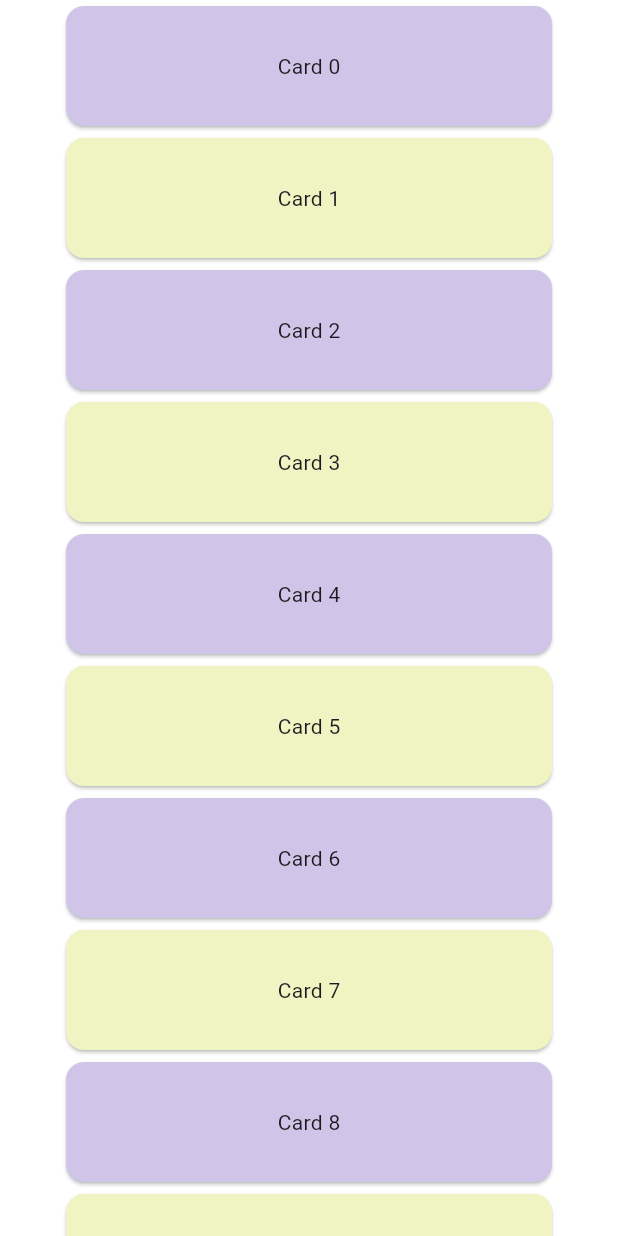
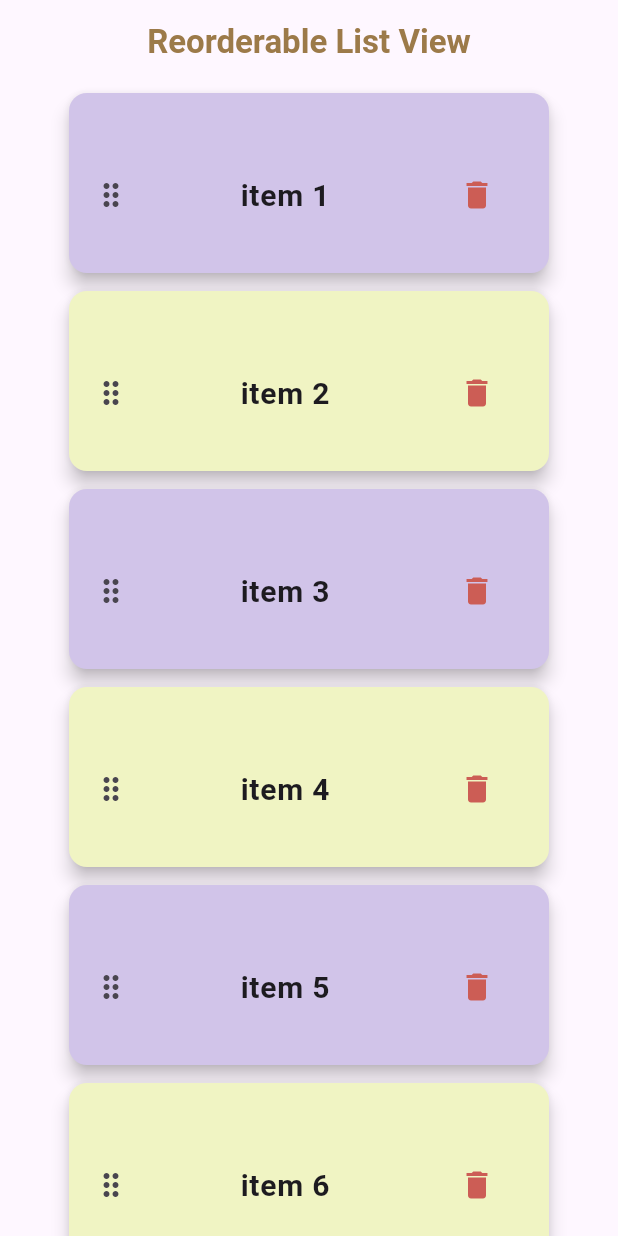
Before and after one commit to azix-khan/Reorderable-List-View-Widget, a Flutter app: the screen it shows after launch, on a phone screen of 412 x 824 dp. Run offline on Flutter 3.47's test engine with Material 3 defaults, Android fonts, the light colour scheme and no system bars.

Commit message:
dragging the item to the new index

```diff
--- a/lib/main.dart
+++ b/lib/main.dart
@@ -12,11 +12,20 @@
   Widget build(BuildContext context) {
     return MaterialApp(
       title: 'Flutter Reorderable List View widget',
-      theme: ThemeData(
-        colorScheme: ColorScheme.fromSeed(seedColor: Colors.deepPurple),
-        useMaterial3: true,
+      debugShowCheckedModeBanner: false,
+      home: Scaffold(
+        appBar: AppBar(
+          title: const Text(
+            'Reorderable List View',
+            style: TextStyle(
+              color: Color.fromARGB(255, 156, 122, 73),
+              fontWeight: FontWeight.bold,
+            ),
+          ),
+          centerTitle: true,
+        ),
+        body: const ReorderableListViewScreen(),
       ),
-      home: const ReorderableListViewScreen(),
     );
   }
 }
--- a/lib/reorderable_list_view_screen.dart
+++ b/lib/reorderable_list_view_screen.dart
@@ -11,60 +11,80 @@ class ReorderableListViewScreen extends StatefulWidget {
 }
 
 class _ReorderableListViewScreenState extends State<ReorderableListViewScreen> {
+  List<String> items = List.generate(50, (index) => 'item ${index + 1}');
   final List<int> _items = List<int>.generate(50, (int index) => index);
+
   @override
   Widget build(BuildContext context) {
     final Color oddItemColor = Colors.lime.shade100;
     final Color evenItemColor = Colors.deepPurple.shade100;
-    final List<Card> cards = <Card>[
-      for (int index = 0; index < _items.length; index += 1)
-        Card(
-          key: Key('$index'),
-          color: _items[index].isOdd ? oddItemColor : evenItemColor,
-          child: SizedBox(
-            height: 80,
-            child: Center(
-              child: Text('Card ${_items[index]}'),
-            ),
-          ),
-        ),
-    ];
-    Widget proxyDecorator(
-        Widget child, int index, Animation<double> animation) {
+    return ReorderableListView(
+      padding: const EdgeInsets.symmetric(horizontal: 30),
+      buildDefaultDragHandles: false,
+      onReorder: (oldIndex, newIndex) {
+        setState(() {
+          if (oldIndex < newIndex) {
+            newIndex -= 1;
+          }
+          final item = items.removeAt(oldIndex);
+          items.insert(newIndex, item);
+        });
+      },
+      proxyDecorator: (child, index, animation) {
         return AnimatedBuilder(
           animation: animation,
           builder: (BuildContext context, Widget? child) {
-          final double animValue = Curves.easeInOut.transform(animation.value);
-          final double elevation = lerpDouble(1, 6, animValue)!;
+            final double animValue =
+                Curves.easeInOut.transform(animation.value);
             final double scale = lerpDouble(1, 1.02, animValue)!;
+
             return Transform.scale(
               scale: scale,
-            // Create a Card based on the color and the content of the dragged one
-            // and set its elevation to the animated value.
-            child: Card(
-              elevation: elevation,
-              color: cards[index].color,
-              child: cards[index].child,
-            ),
+              child: child,
             );
           },
           child: child,
         );
-    }
-
-    return ReorderableListView(
-      padding: const EdgeInsets.symmetric(horizontal: 40),
-      proxyDecorator: proxyDecorator,
-      onReorder: (int oldIndex, int newIndex) {
+      },
+      children: List.generate(
+        items.length,
+        (index) => ReorderableDragStartListener(
+          index: index,
+          key: Key('$index'),
+          child: Card(
+            // elevation: lerpDouble(1, 1.02, Curves.easeInOut.transform(0.1))!,
+            elevation: 5,
+            color: _items[index].isOdd ? oddItemColor : evenItemColor,
+            margin: const EdgeInsets.symmetric(vertical: 6, horizontal: 16),
+            child: SizedBox(
+              height: 120,
+              child: ListTile(
+                title: Center(
+                  child: Text(
+                    items[index],
+                    style: const TextStyle(
+                      fontSize: 20,
+                      fontWeight: FontWeight.bold,
+                    ),
+                  ),
+                ),
+                leading: const Icon(Icons.drag_indicator_rounded),
+                trailing: IconButton(
+                  icon: const Icon(
+                    Icons.delete,
+                    color: Color.fromARGB(255, 204, 93, 85),
+                  ),
+                  onPressed: () {
                     setState(() {
-          if (oldIndex < newIndex) {
-            newIndex -= 1;
-          }
-          final int item = _items.removeAt(oldIndex);
-          _items.insert(newIndex, item);
+                      items.removeAt(index);
                     });
                   },
-      children: cards,
+                ),
+              ),
+            ),
+          ),
+        ),
+      ),
     );
   }
 }
```
Lines whose indentation alone changed are shown as unchanged.
